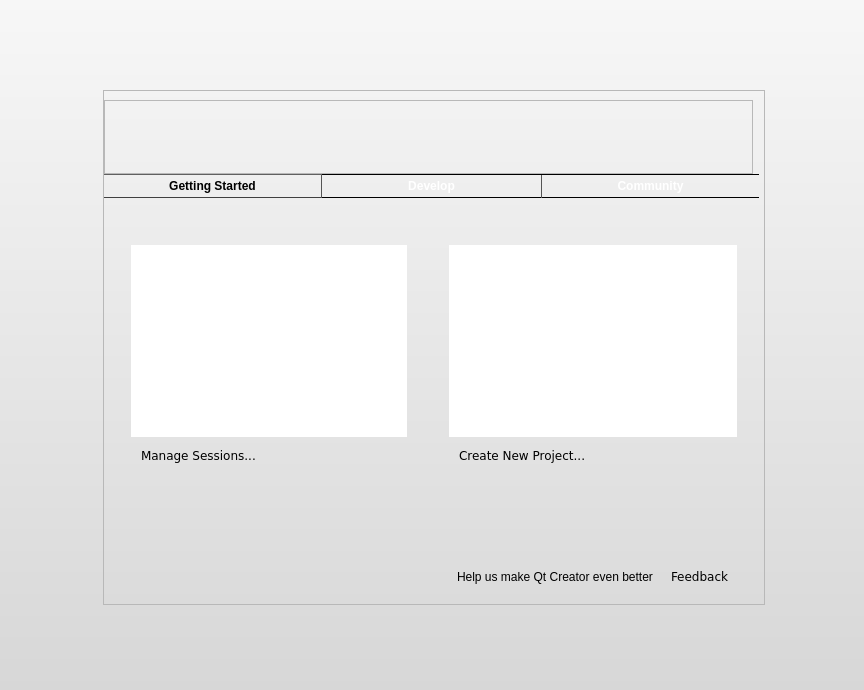
qt-creator/qt-creator, file src/plugins/coreplugin/welcomemode.ui: the form before one commit.
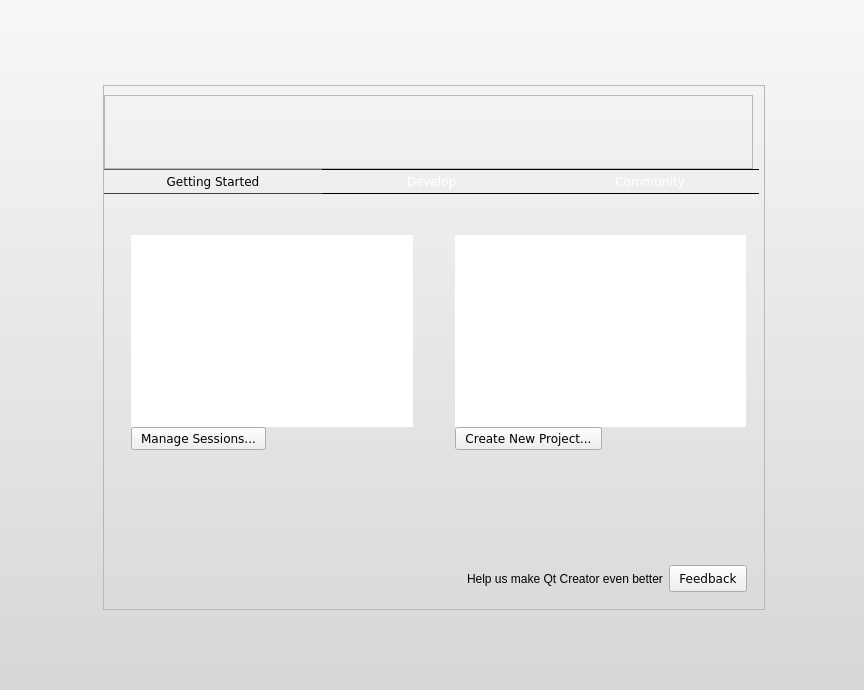
The form after the commit. Icons and pictures are not drawn. Custom widgets are drawn as their Qt base class.

Commit message: Fixes:    Improved style sheet design Details: I'm now styling more controls and using a more consistent look for things. To make the tabbar feel more natural I added a web-like point cursor as well a sunken appearance.

Patch:
```diff
--- a/src/plugins/coreplugin/welcomemode.ui
+++ b/src/plugins/coreplugin/welcomemode.ui
@@ -11,9 +11,44 @@
    </rect>
   </property>
   <property name="styleSheet">
-   <string>#Core--Internal--WelcomePage {
+   <string notr="true">#Core--Internal--WelcomePage {
 background-color: qlineargradient(spread:pad, x1:0.5, y1:0, x2:0.5, y2:1, stop:0 rgba(247, 247, 247, 255), stop:1 rgba(215, 215, 215, 255));
-}</string>
+}
+
+QToolButton, QPushButton, QComboBox {
+    border-image: url(:/core/images/welcomemode/btn_26.png) 4;
+    border-width: 4;
+    padding: 0px 6px;
+    font-size: 12px;
+    font-family: lucida sans, dejavu sans, sans serif;
+    color: black;
+}
+
+ QComboBox::down-arrow {
+     image: url(:/core/images/welcomemode/combobox_arrow.png);
+ }
+
+QComboBox:drop-down
+{
+     subcontrol-origin: padding;
+     subcontrol-position: top right;
+     border-left-style: none; 
+     border-top-right-radius: 1px;
+     border-bottom-right-radius: 1px;
+}
+
+QToolButton:hover, QPushButton:hover, QComboBox:hover {
+    border-image: url(:/core/images/welcomemode/btn_26_hover.png) 4;
+}
+
+QToolButton:disabled, QPushButton:disabled {
+	color:gray;
+}
+
+QToolButton:pressed, QPushButton:pressed{
+    border-image: url(:/core/images/welcomemode/btn_26_pressed.png) 4;
+}
+</string>
   </property>
   <layout class="QVBoxLayout" name="verticalLayout_4">
    <property name="spacing">
@@ -143,14 +178,15 @@
            <property name="styleSheet">
             <string notr="true">QToolButton {
 	background-color: qlineargradient(x1: 0, y1: 0, x2: 0.0, y2: 1.0,
-	stop: 0 #777777,
-	stop: 0.4 #606060,
-	stop: 0.401 #575757,
-	stop: 1 #333333);
+	stop: 0 #838383,
+	stop: 0.4 #707070,
+	stop: 0.401 #636363,
+	stop: 1 #4a4a4a);
 	border: 0px solid black;
 	border-top: 1px solid black;
 	border-bottom: 1px solid black;
 	color: white;
+	height:20px;
 }
 
 QToolButton:hover {
@@ -161,17 +197,27 @@
 	stop: 1 #333333);
 }
 
-
 QToolButton:checked {
 	background-color: qlineargradient(x1: 0, y1: 0, x2: 0.0, y2: 1.0,
 	stop: 0 #ffffff,
 	stop: 0.4 #eeeeee,
-	stop: 0.401 #dddddd,
-	stop: 1 #cccccc);
+	stop: 0.401 #e2e2e2,
+	stop: 1 #dddddd);
 	color: black;
 	border-top: 1px solid #606060;
 	border-bottom: 1px solid #404040;
 }
+
+QToolButton:pressed {
+	border-image:none;
+	background-color: qlineargradient(x1: 0, y1: 0, x2: 0.0, y2: 1.0,
+	stop: 0 #383838,
+	stop: 0.2 #404040,
+	stop: 0.201 #484848,
+	stop: 1 #505050);
+}
+
+
 </string>
            </property>
            <property name="frameShape">
@@ -201,19 +247,17 @@
               <property name="minimumSize">
                <size>
                 <width>0</width>
-                <height>24</height>
+                <height>0</height>
                </size>
               </property>
               <property name="font">
                <font>
-                <weight>75</weight>
-                <bold>true</bold>
+                <family>lucida sans ,dejavu sans ,sans serif</family>
+                <pointsize>-1</pointsize>
                </font>
               </property>
               <property name="styleSheet">
-               <string notr="true">QToolButton {
-	border-right: 1px solid #555555;
-}</string>
+               <string notr="true"/>
               </property>
               <property name="text">
                <string>Getting Started</string>
@@ -240,13 +284,13 @@
               <property name="minimumSize">
                <size>
                 <width>0</width>
-                <height>24</height>
+                <height>0</height>
                </size>
               </property>
               <property name="font">
                <font>
-                <weight>75</weight>
-                <bold>true</bold>
+                <family>lucida sans ,dejavu sans ,sans serif</family>
+                <pointsize>-1</pointsize>
                </font>
               </property>
               <property name="text">
@@ -271,19 +315,17 @@
               <property name="minimumSize">
                <size>
                 <width>0</width>
-                <height>24</height>
+                <height>0</height>
                </size>
               </property>
               <property name="font">
                <font>
-                <weight>75</weight>
-                <bold>true</bold>
+                <family>lucida sans ,dejavu sans ,sans serif</family>
+                <pointsize>-1</pointsize>
                </font>
               </property>
               <property name="styleSheet">
-               <string notr="true">QToolButton {
-	border-left: 1px solid #555555;
-}</string>
+               <string notr="true"/>
               </property>
               <property name="text">
                <string>Community</string>
@@ -611,6 +653,9 @@
                 <string/>
                </property>
                <layout class="QGridLayout" name="gridLayout_3">
+                <property name="spacing">
+                 <number>0</number>
+                </property>
                 <item row="0" column="0" colspan="3">
                  <widget class="QLabel" name="recentSessionsTitleLabel">
                   <property name="sizePolicy">
@@ -677,63 +722,25 @@
                   </column>
                  </widget>
                 </item>
-                <item row="2" column="0" colspan="2">
-                 <widget class="Core::Internal::WelcomeModeButton" name="manageSessionsButton">
-                  <property name="sizePolicy">
-                   <sizepolicy hsizetype="Preferred" vsizetype="Fixed">
-                    <horstretch>0</horstretch>
-                    <verstretch>0</verstretch>
-                   </sizepolicy>
-                  </property>
-                  <property name="styleSheet">
-                   <string>* {
-    border-image: url(:/core/images/welcomemode/btn_26.png) 7;
-    border-width: 7;
-    padding: -2px 0;
-    font-size: 12px;
-    font-family: lucida sans, dejavu sans, sans serif;
-    color: black;
-}
-
-*:hover {
-    border-image: url(:/core/images/welcomemode/btn_26_hover.png) 7;
-    color: white;
-}
-</string>
+                <item row="3" column="0">
+                 <widget class="QPushButton" name="manageSessionsButton">
+                  <property name="focusPolicy">
+                   <enum>Qt::TabFocus</enum>
                   </property>
                   <property name="text">
                    <string>Manage Sessions...</string>
                   </property>
                  </widget>
                 </item>
-                <item row="2" column="2">
-                 <spacer name="horizontalSpacer_3">
-                  <property name="orientation">
-                   <enum>Qt::Horizontal</enum>
-                  </property>
-                  <property name="sizeType">
-                   <enum>QSizePolicy::Expanding</enum>
-                  </property>
-                  <property name="sizeHint" stdset="0">
-                   <size>
-                    <width>89</width>
-                    <height>22</height>
-                   </size>
-                  </property>
-                 </spacer>
-                </item>
-                <item row="3" column="1">
+                <item row="4" column="0">
                  <spacer name="verticalSpacer">
                   <property name="orientation">
                    <enum>Qt::Vertical</enum>
                   </property>
-                  <property name="sizeType">
-                   <enum>QSizePolicy::Expanding</enum>
-                  </property>
                   <property name="sizeHint" stdset="0">
                    <size>
                     <width>20</width>
-                    <height>53</height>
+                    <height>40</height>
                    </size>
                   </property>
                  </spacer>
@@ -741,12 +748,18 @@
                </layout>
               </widget>
              </item>
-             <item row="0" column="1">
+             <item row="0" column="2">
               <widget class="QFrame" name="recentProjectsFrame">
                <property name="styleSheet">
                 <string/>
                </property>
                <layout class="QGridLayout" name="gridLayout_5">
+                <property name="rightMargin">
+                 <number>0</number>
+                </property>
+                <property name="spacing">
+                 <number>0</number>
+                </property>
                 <item row="0" column="0" colspan="3">
                  <widget class="QLabel" name="projTitleLabel">
                   <property name="sizePolicy">
@@ -813,56 +826,21 @@
                   </column>
                  </widget>
                 </item>
-                <item row="2" column="0" colspan="2">
-                 <widget class="Core::Internal::WelcomeModeButton" name="createNewProjectButton">
-                  <property name="sizePolicy">
-                   <sizepolicy hsizetype="Preferred" vsizetype="Fixed">
-                    <horstretch>0</horstretch>
-                    <verstretch>0</verstretch>
-                   </sizepolicy>
-                  </property>
-                  <property name="styleSheet">
-                   <string>* {
-    border-image: url(:/core/images/welcomemode/btn_26.png) 7;
-    border-width: 7;
-    padding: -2px 0;
-    font-size: 12px;
-    font-family: lucida sans, dejavu sans, sans serif;
-    color: black;
-}
-
-*:hover {
-    border-image: url(:/core/images/welcomemode/btn_26_hover.png) 7;
-    color: white;
-}
-</string>
+                <item row="3" column="0">
+                 <widget class="QPushButton" name="createNewProjectButton">
+                  <property name="focusPolicy">
+                   <enum>Qt::TabFocus</enum>
                   </property>
                   <property name="text">
                    <string>Create New Project...</string>
                   </property>
                  </widget>
                 </item>
-                <item row="2" column="2">
-                 <spacer name="horizontalSpacer">
-                  <property name="orientation">
-                   <enum>Qt::Horizontal</enum>
-                  </property>
-                  <property name="sizeHint" stdset="0">
-                   <size>
-                    <width>157</width>
-                    <height>20</height>
-                   </size>
-                  </property>
-                 </spacer>
-                </item>
-                <item row="3" column="1">
+                <item row="4" column="0">
                  <spacer name="verticalSpacer_2">
                   <property name="orientation">
                    <enum>Qt::Vertical</enum>
                   </property>
-                  <property name="sizeType">
-                   <enum>QSizePolicy::Expanding</enum>
-                  </property>
                   <property name="sizeHint" stdset="0">
                    <size>
                     <width>20</width>
@@ -1053,10 +1031,10 @@
          <item>
           <layout class="QHBoxLayout" name="horizontalLayout">
            <property name="rightMargin">
-            <number>15</number>
+            <number>17</number>
            </property>
            <property name="bottomMargin">
-            <number>15</number>
+            <number>17</number>
            </property>
            <item>
             <spacer name="horizontalSpacer_5">
@@ -1095,24 +1073,19 @@
             </spacer>
            </item>
            <item>
-            <widget class="Core::Internal::WelcomeModeButton" name="feedbackButton">
+            <widget class="QPushButton" name="feedbackButton">
+             <property name="focusPolicy">
+              <enum>Qt::TabFocus</enum>
+             </property>
              <property name="styleSheet">
-              <string>* {
-    border-image: url(:/core/images/welcomemode/btn_26.png) 7;
-    border-width: 7;
-    padding: -2px 2px;
-    font-size: 12px;
-    font-family: lucida sans, dejavu sans, sans serif;
-}
-
-*:hover {
-    border-image: url(:/core/images/welcomemode/btn_26_hover.png) 7;
-    color: white;
-}
-</string>
+              <string notr="true">height:19px;</string>
              </property>
              <property name="text">
-              <string>&lt;qt&gt;Feedback&amp;nbsp;&amp;nbsp;&lt;img src=&quot;:/core/images/welcomemode/feedback_arrow.png&quot; /&gt;</string>
+              <string>Feedback</string>
+             </property>
+             <property name="icon">
+              <iconset resource="core.qrc">
+               <normaloff>:/core/images/welcomemode/feedback_arrow.png</normaloff>:/core/images/welcomemode/feedback_arrow.png</iconset>
              </property>
             </widget>
            </item>
@@ -1165,11 +1138,6 @@
   </layout>
  </widget>
  <customwidgets>
-  <customwidget>
-   <class>Core::Internal::WelcomeModeButton</class>
-   <extends>QLabel</extends>
-   <header>welcomemode_p.h</header>
-  </customwidget>
   <customwidget>
    <class>Core::Internal::WelcomeModeTreeWidget</class>
    <extends>QTreeWidget</extends>
```
Left out of the diff: 125 changed lines with no effect on the pictures. The commit also changes 7 other files.
